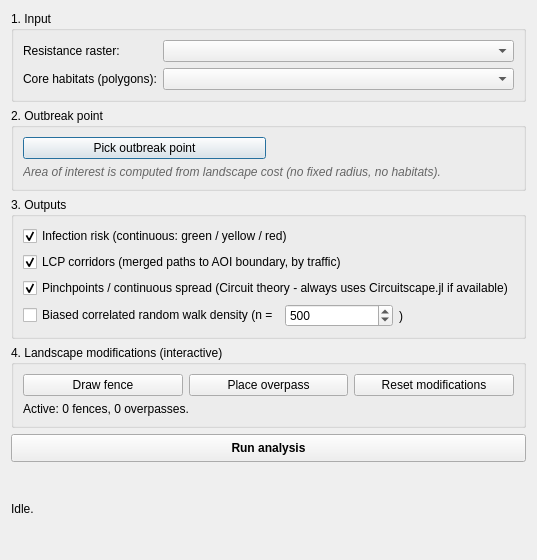
This is qgis_plugin/wildboar_connectivity/connectivity_dialog_base.ui in LukasBuchmann/BA-wild-boar-connectivity-modeling as Qt 5 draws it before an edit. The edited form follows.
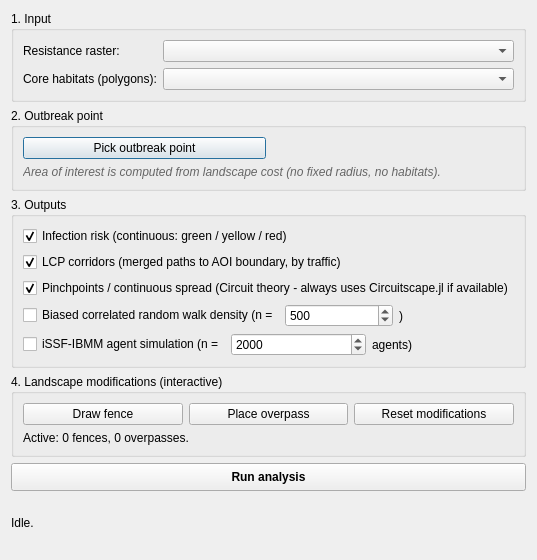
This is the edited form. Custom widgets are drawn as their Qt base class.

Diff of the .ui file:
```diff
--- a/qgis_plugin/wildboar_connectivity/connectivity_dialog_base.ui
+++ b/qgis_plugin/wildboar_connectivity/connectivity_dialog_base.ui
@@ -120,6 +120,35 @@
         </item>
        </layout>
       </item>
+      <item>
+       <layout class="QHBoxLayout" name="hIBMM">
+        <item>
+         <widget class="QCheckBox" name="chkIBMM">
+          <property name="text"><string>iSSF-IBMM agent simulation (n =</string></property>
+          <property name="checked"><bool>false</bool></property>
+          <property name="toolTip">
+           <string>Individual-Based Movement Model driven by the fitted iSSF. Agents start at the outbreak zone and select steps proportionally to the habitat suitability raster (exp(sum beta_i * covariate_i)). Step lengths follow a Gamma distribution calibrated to GPS telemetry (mean ~400 m at 15-min interval); turning angles follow a von Mises distribution (kappa=0.5). Select the iSSF raster in the Inputs section above.</string>
+          </property>
+         </widget>
+        </item>
+        <item>
+         <widget class="QSpinBox" name="spnNAgents">
+          <property name="minimum"><number>100</number></property>
+          <property name="maximum"><number>5000</number></property>
+          <property name="value"><number>2000</number></property>
+          <property name="singleStep"><number>100</number></property>
+         </widget>
+        </item>
+        <item>
+         <widget class="QLabel" name="lblAgentsTail">
+          <property name="text"><string>agents)</string></property>
+         </widget>
+        </item>
+        <item>
+         <spacer><property name="orientation"><enum>Qt::Horizontal</enum></property></spacer>
+        </item>
+       </layout>
+      </item>
      </layout>
     </widget>
    </item>
```
